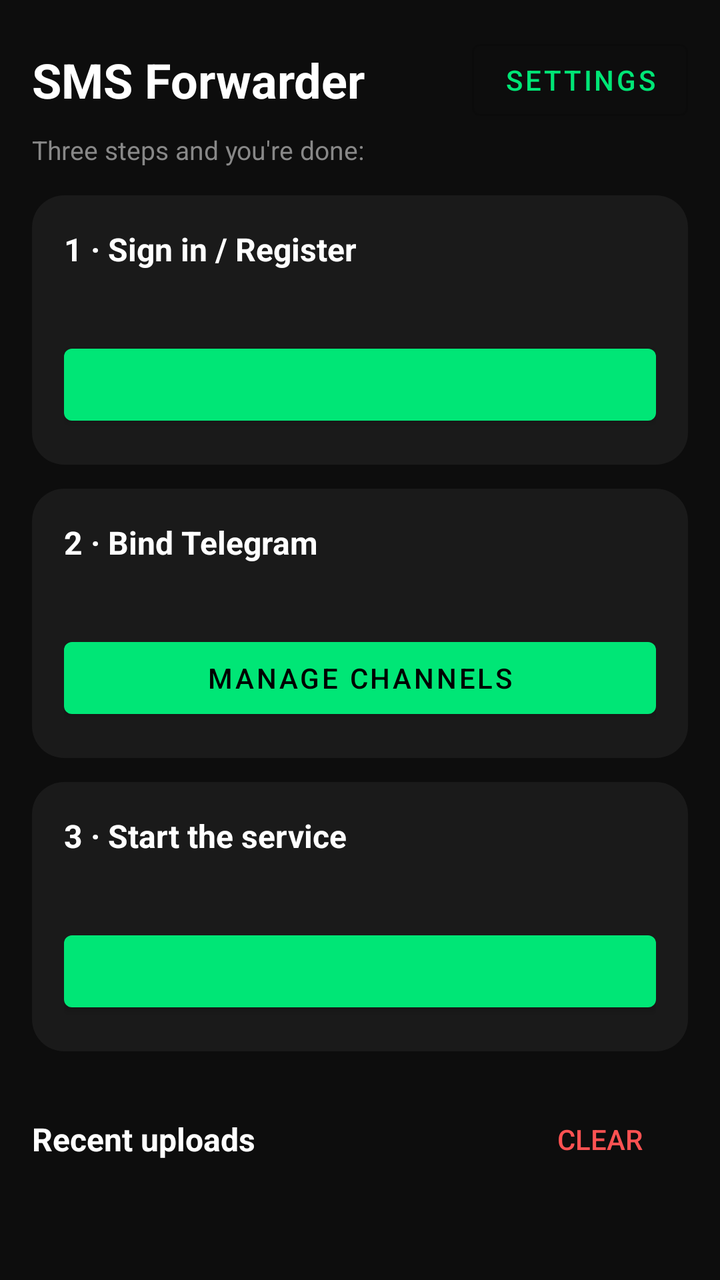
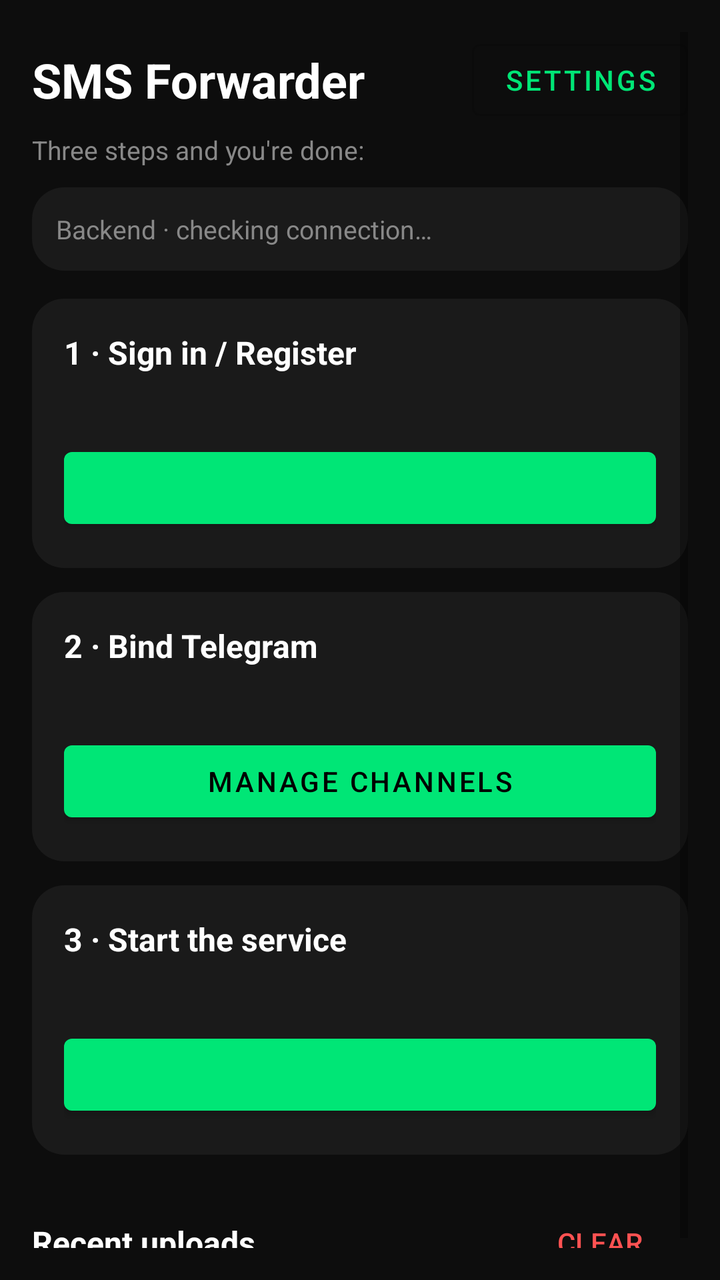

An Android layout rendered at two revisions. The XML below is the earlier revision; the diff shows what the commit changed to produce the second picture.
<!-- AndroidManifest.xml: application theme Theme.SMSForwarder -->
<!-- res/layout/activity_main.xml -->
<?xml version="1.0" encoding="utf-8"?>
<ScrollView xmlns:android="http://schemas.android.com/apk/res/android"
    android:id="@+id/root"
    android:layout_width="match_parent"
    android:layout_height="match_parent"
    android:fillViewport="true"
    android:padding="16dp">

    <LinearLayout
        android:layout_width="match_parent"
        android:layout_height="wrap_content"
        android:orientation="vertical">

        
        <LinearLayout
            android:layout_width="match_parent"
            android:layout_height="wrap_content"
            android:gravity="center_vertical"
            android:orientation="horizontal">

            <TextView
                android:layout_width="0dp"
                android:layout_height="wrap_content"
                android:layout_weight="1"
                android:text="@string/app_name"
                android:textColor="#FFFFFF"
                android:textSize="24sp"
                android:textStyle="bold" />

            <Button
                android:id="@+id/btnSettings"
                style="@style/Widget.MaterialComponents.Button.OutlinedButton"
                android:layout_width="wrap_content"
                android:layout_height="wrap_content"
                android:minWidth="0dp"
                android:text="@string/btn_settings" />
        </LinearLayout>

        <TextView
            android:layout_width="match_parent"
            android:layout_height="wrap_content"
            android:layout_marginTop="2dp"
            android:text="@string/main_guide"
            android:textColor="#888888"
            android:textSize="13sp" />

        
        <LinearLayout
            android:layout_width="match_parent"
            android:layout_height="wrap_content"
            android:layout_marginTop="14dp"
            android:background="@drawable/card_bg"
            android:orientation="vertical"
            android:padding="16dp">

            <TextView
                android:layout_width="wrap_content"
                android:layout_height="wrap_content"
                android:text="@string/step1_title"
                android:textColor="#FFFFFF"
                android:textSize="16sp"
                android:textStyle="bold" />

            <TextView
                android:id="@+id/tvStep1"
                android:layout_width="wrap_content"
                android:layout_height="wrap_content"
                android:layout_marginTop="4dp"
                android:textSize="14sp" />

            <Button
                android:id="@+id/btnStep1"
                android:layout_width="match_parent"
                android:layout_height="wrap_content"
                android:layout_marginTop="10dp" />
        </LinearLayout>

        
        <LinearLayout
            android:layout_width="match_parent"
            android:layout_height="wrap_content"
            android:layout_marginTop="12dp"
            android:background="@drawable/card_bg"
            android:orientation="vertical"
            android:padding="16dp">

            <TextView
                android:layout_width="wrap_content"
                android:layout_height="wrap_content"
                android:text="@string/step2_title"
                android:textColor="#FFFFFF"
                android:textSize="16sp"
                android:textStyle="bold" />

            <TextView
                android:id="@+id/tvStep2"
                android:layout_width="wrap_content"
                android:layout_height="wrap_content"
                android:layout_marginTop="4dp"
                android:textSize="14sp" />

            <Button
                android:id="@+id/btnStep2"
                android:layout_width="match_parent"
                android:layout_height="wrap_content"
                android:layout_marginTop="10dp"
                android:text="@string/btn_channels" />
        </LinearLayout>

        
        <LinearLayout
            android:layout_width="match_parent"
            android:layout_height="wrap_content"
            android:layout_marginTop="12dp"
            android:background="@drawable/card_bg"
            android:orientation="vertical"
            android:padding="16dp">

            <TextView
                android:layout_width="wrap_content"
                android:layout_height="wrap_content"
                android:text="@string/step3_title"
                android:textColor="#FFFFFF"
                android:textSize="16sp"
                android:textStyle="bold" />

            <TextView
                android:id="@+id/tvStep3"
                android:layout_width="wrap_content"
                android:layout_height="wrap_content"
                android:layout_marginTop="4dp"
                android:textSize="14sp" />

            <Button
                android:id="@+id/btnToggle"
                android:layout_width="match_parent"
                android:layout_height="wrap_content"
                android:layout_marginTop="10dp" />
        </LinearLayout>

        
        <LinearLayout
            android:layout_width="match_parent"
            android:layout_height="wrap_content"
            android:layout_marginTop="20dp"
            android:gravity="center_vertical"
            android:orientation="horizontal">

            <TextView
                android:layout_width="0dp"
                android:layout_height="wrap_content"
                android:layout_weight="1"
                android:text="@string/recent_uploads"
                android:textColor="#FFFFFF"
                android:textSize="16sp"
                android:textStyle="bold" />

            <Button
                android:id="@+id/btnClearLog"
                style="?android:attr/borderlessButtonStyle"
                android:layout_width="wrap_content"
                android:layout_height="wrap_content"
                android:text="@string/btn_clear_log"
                android:textColor="#FF5252" />
        </LinearLayout>

        <LinearLayout
            android:id="@+id/llLog"
            android:layout_width="match_parent"
            android:layout_height="wrap_content"
            android:orientation="vertical" />
    </LinearLayout>
</ScrollView>
<!-- resources referenced by this layout -->
<resources>
  <!-- drawable card_bg (drawable) -->
  <?xml version="1.0" encoding="utf-8"?>
  <shape xmlns:android="http://schemas.android.com/apk/res/android"
      android:shape="rectangle">
      <solid android:color="#1A1A1A"/>
      <corners android:radius="16dp"/>
  </shape>
  <string name="app_name">SMS Forwarder</string>
  <string name="btn_channels">Manage channels</string>
  <string name="btn_clear_log">Clear</string>
  <string name="btn_settings">Settings</string>
  <string name="main_guide">Three steps and you\'re done:</string>
  <string name="recent_uploads">Recent uploads</string>
  <string name="step1_title">1 · Sign in / Register</string>
  <string name="step2_title">2 · Bind Telegram</string>
  <string name="step3_title">3 · Start the service</string>
  <style name="Theme.SMSForwarder" parent="Theme.MaterialComponents.DayNight.NoActionBar">
          <item name="colorPrimary">#00E676</item>
          <item name="colorPrimaryVariant">#00B248</item>
          <item name="colorOnPrimary">#000000</item>
          <item name="android:windowBackground">#0D0D0D</item>
      </style>
</resources>

<!-- the commit's change to res/layout/activity_main.xml (unified diff, before → after) -->
@@ -41,6 +41,20 @@
             android:layout_height="wrap_content"
             android:layout_marginTop="2dp"
             android:text="@string/main_guide"
+            android:textColor="#888888"
+            android:textSize="13sp" />
+
+        
+        <TextView
+            android:id="@+id/tvBackend"
+            android:layout_width="match_parent"
+            android:layout_height="wrap_content"
+            android:layout_marginTop="10dp"
+            android:background="@drawable/card_bg"
+            android:clickable="true"
+            android:focusable="true"
+            android:padding="12dp"
+            android:text="@string/backend_checking"
             android:textColor="#888888"
             android:textSize="13sp" />
 
<!-- resource entries referenced after the edit -->
@@ -8,6 +8,7 @@
       <corners android:radius="16dp"/>
   </shape>
   <string name="app_name">SMS Forwarder</string>
+  <string name="backend_checking">Backend · checking connection…</string>
   <string name="btn_channels">Manage channels</string>
   <string name="btn_clear_log">Clear</string>
   <string name="btn_settings">Settings</string>
